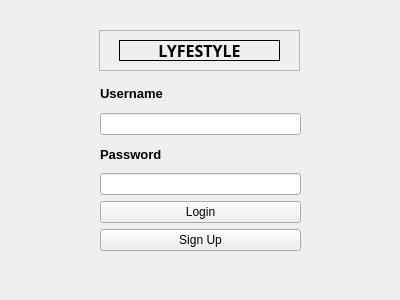
First picture: the form in LoginPage.ui, repository MaxRUnger/370Team8, before the edit.
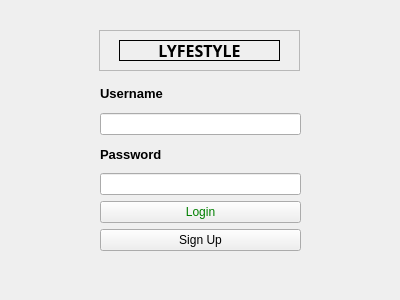
Second picture: the form after the edit.

Diff of the .ui file:
```diff
--- a/LoginPage.ui
+++ b/LoginPage.ui
@@ -61,6 +61,10 @@
     </item>
     <item>
      <widget class="QPushButton" name="loginButton">
+      <property name="styleSheet">
+       <string notr="true">color: green;
+</string>
+      </property>
       <property name="text">
        <string>Login</string>
       </property>
```
